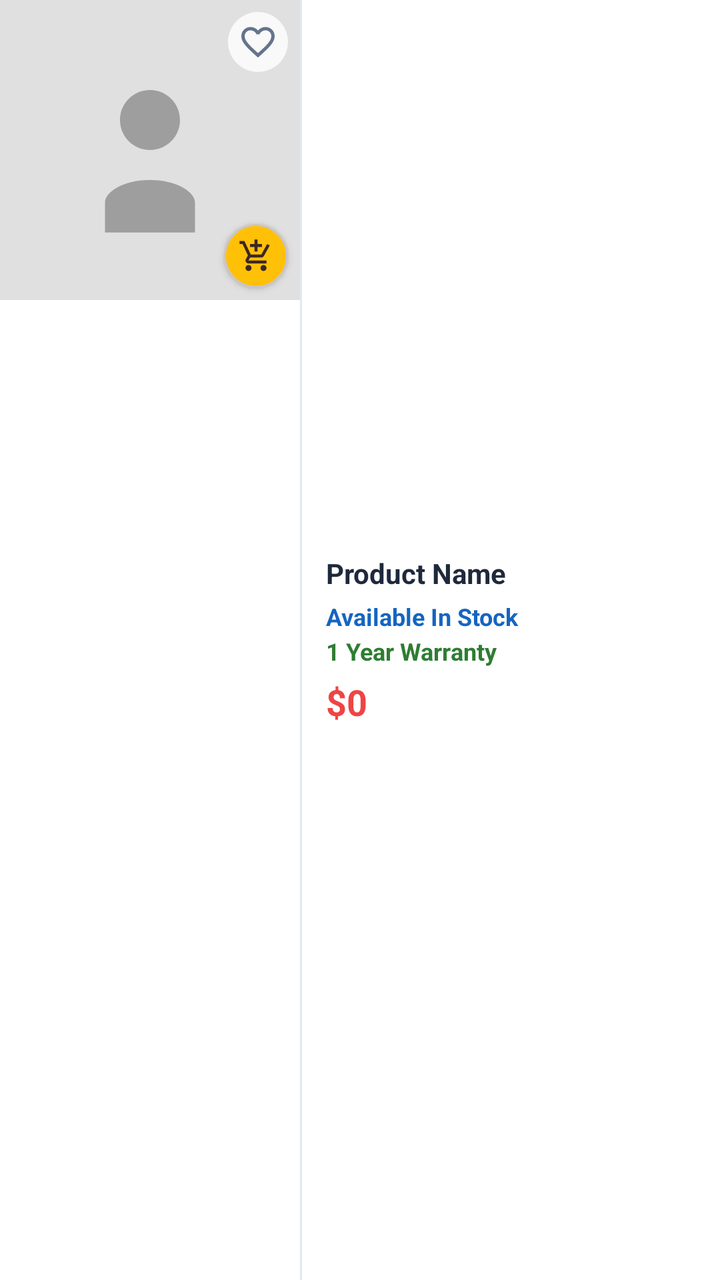
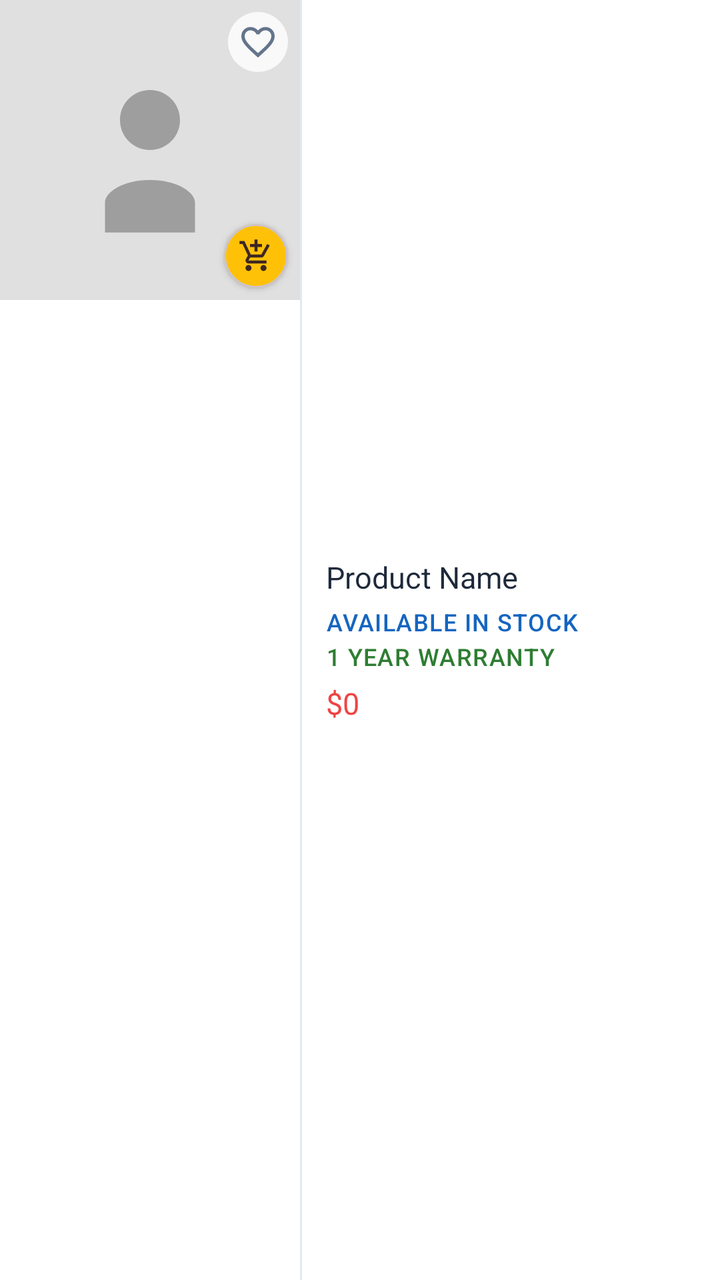

Before-and-after screenshots of an Android layout around one commit, followed by the original layout XML and the change that was made.
<!-- AndroidManifest.xml: application theme Theme.BeckieDealApp -->
<!-- res/layout/product_card_list.xml -->
﻿<?xml version="1.0" encoding="utf-8"?>

<com.google.android.material.card.MaterialCardView
    xmlns:android="http://schemas.android.com/apk/res/android"
    xmlns:app="http://schemas.android.com/apk/res-auto"
    android:layout_width="match_parent"
    android:layout_height="wrap_content"
    android:layout_margin="2dp"
    app:cardCornerRadius="0dp"
    app:cardElevation="0dp"
    app:strokeWidth="0dp"
    app:cardBackgroundColor="@color/surface">

    <LinearLayout
        android:layout_width="match_parent"
        android:layout_height="match_parent"
        android:orientation="horizontal">

        
        <FrameLayout
            android:layout_width="150dp"
            android:layout_height="150dp"
            android:background="@color/card_bg_secondary">

            <ImageView
                android:id="@+id/productImage"
                android:layout_width="match_parent"
                android:layout_height="match_parent"
                android:scaleType="centerCrop"
                android:src="@drawable/placeholder_image" />

            
            <ImageView
                android:id="@+id/favoriteIcon"
                android:layout_width="30dp"
                android:layout_height="30dp"
                android:layout_gravity="top|end"
                android:layout_margin="6dp"
                android:background="@drawable/favorite_background"
                android:padding="5dp"
                android:src="@drawable/ic_favorite_border"
                app:tint="@color/text_secondary" />

            
            <com.google.android.material.card.MaterialCardView
                android:id="@+id/quickAddToCartButton"
                android:layout_width="32dp"
                android:layout_height="32dp"
                android:layout_gravity="bottom|end"
                android:layout_margin="6dp"
                app:cardCornerRadius="16dp"
                app:cardElevation="2dp"
                app:cardBackgroundColor="@color/yellow_star">
                <ImageView
                    android:layout_width="18dp"
                    android:layout_height="18dp"
                    android:layout_gravity="center"
                    android:src="@drawable/add_shopping_cart_24"
                    app:tint="@color/dark_brown" />
            </com.google.android.material.card.MaterialCardView>

        </FrameLayout>

        
        <View
            android:layout_width="1dp"
            android:layout_height="match_parent"
            android:background="@color/border_color" />

        
        <LinearLayout
            android:layout_width="0dp"
            android:layout_height="wrap_content"
            android:layout_weight="1"
            android:layout_gravity="center_vertical"
            android:orientation="vertical"
            android:paddingHorizontal="12dp"
            android:paddingVertical="10dp">

            
            <TextView
                android:id="@+id/productName"
                android:layout_width="match_parent"
                android:layout_height="wrap_content"
                android:text="Product Name"
                android:textColor="@color/text_primary"
                android:textSize="@dimen/text_size_body"
                android:textStyle="bold"
                android:maxLines="2"
                android:ellipsize="end" />

            
            <TextView
                android:id="@+id/productVariant"
                android:layout_width="match_parent"
                android:layout_height="wrap_content"
                android:layout_marginTop="2dp"
                android:text=""
                android:textColor="@color/text_secondary"
                android:textSize="@dimen/text_size_caption"
                android:maxLines="1"
                android:ellipsize="end"
                android:visibility="gone" />

            
            <TextView
                android:id="@+id/stockStatus"
                android:layout_width="wrap_content"
                android:layout_height="wrap_content"
                android:layout_marginTop="4dp"
                android:text="Available In Stock"
                android:textColor="#1565C0"
                android:textSize="@dimen/text_size_caption"
                android:textStyle="bold" />

            
            <TextView
                android:id="@+id/warrantyText"
                android:layout_width="wrap_content"
                android:layout_height="wrap_content"
                android:layout_marginTop="1dp"
                android:text="1 Year Warranty"
                android:textColor="#2E7D32"
                android:textSize="@dimen/text_size_caption"
                android:textStyle="bold" />

            
            <TextView
                android:id="@+id/skuText"
                android:layout_width="wrap_content"
                android:layout_height="wrap_content"
                android:layout_marginTop="1dp"
                android:text=""
                android:textColor="#00897B"
                android:textSize="@dimen/text_size_caption"
                android:textStyle="bold"
                android:visibility="gone" />

            
            <TextView
                android:id="@+id/productPrice"
                android:layout_width="wrap_content"
                android:layout_height="wrap_content"
                android:layout_marginTop="5dp"
                android:text="$0"
                android:textColor="@color/red_error"
                android:textSize="@dimen/text_size_title_small"
                android:textStyle="bold" />

            
            <TextView
                android:id="@+id/productSpecs"
                android:layout_width="match_parent"
                android:layout_height="wrap_content"
                android:layout_marginTop="4dp"
                android:text=""
                android:textColor="@color/text_secondary"
                android:textSize="@dimen/text_size_caption"
                android:lineSpacingMultiplier="1.3"
                android:maxLines="3"
                android:ellipsize="end"
                android:visibility="gone" />

            
            <TextView
                android:id="@+id/freeItemsText"
                android:layout_width="wrap_content"
                android:layout_height="wrap_content"
                android:layout_marginTop="2dp"
                android:text=""
                android:textColor="@color/red_error"
                android:textSize="@dimen/text_size_caption"
                android:textStyle="italic"
                android:visibility="gone" />

        </LinearLayout>

    </LinearLayout>

</com.google.android.material.card.MaterialCardView>
<!-- resources referenced by this layout -->
<resources>
  <dimen name="text_size_body">13sp</dimen>
  <dimen name="text_size_caption">11sp</dimen>
  <dimen name="text_size_title_small">17sp</dimen>
  <style name="Base.Theme.BeckieDealApp" parent="Theme.Material3.DayNight.NoActionBar">
          <item name="colorPrimary">@color/primary</item>
          <item name="colorOnPrimary">@color/on_primary</item>
          <item name="colorPrimaryContainer">@color/primary_container</item>
          <item name="colorOnPrimaryContainer">@color/on_primary_container</item>
          <item name="android:windowBackground">@color/background</item>
          <item name="colorSurface">@color/surface</item>
          <item name="colorOnSurface">@color/on_surface</item>
          
          <item name="bottomNavigationStyle">@style/Widget.App.BottomNavigationView</item>
      </style>
  <style name="Widget.App.Button" parent="Widget.Material3.Button">
          <item name="shapeAppearance">@style/ShapeAppearance.App.Button.Pill</item>
      </style>
  <color name="background">#F8FAFC</color>
  <!-- unchanged entries left out for length: 23 -->
</resources>

<!-- the commit's change to res/layout/product_card_list.xml (unified diff, before → after) -->
@@ -83,9 +83,7 @@
                 android:layout_width="match_parent"
                 android:layout_height="wrap_content"
                 android:text="Product Name"
-                android:textColor="@color/text_primary"
-                android:textSize="@dimen/text_size_body"
-                android:textStyle="bold"
+                android:textAppearance="@style/TextAppearance.App.CardProductName"
                 android:maxLines="2"
                 android:ellipsize="end" />
 
@@ -96,8 +94,9 @@
                 android:layout_height="wrap_content"
                 android:layout_marginTop="2dp"
                 android:text=""
+                android:textAppearance="@style/TextAppearance.App.Label"
+                android:textAllCaps="false"
                 android:textColor="@color/text_secondary"
-                android:textSize="@dimen/text_size_caption"
                 android:maxLines="1"
                 android:ellipsize="end"
                 android:visibility="gone" />
@@ -109,9 +108,8 @@
                 android:layout_height="wrap_content"
                 android:layout_marginTop="4dp"
                 android:text="Available In Stock"
-                android:textColor="#1565C0"
-                android:textSize="@dimen/text_size_caption"
-                android:textStyle="bold" />
+                android:textAppearance="@style/TextAppearance.App.Label"
+                android:textColor="#1565C0" />
 
             
             <TextView
@@ -120,9 +118,8 @@
                 android:layout_height="wrap_content"
                 android:layout_marginTop="1dp"
                 android:text="1 Year Warranty"
-                android:textColor="#2E7D32"
-                android:textSize="@dimen/text_size_caption"
-                android:textStyle="bold" />
+                android:textAppearance="@style/TextAppearance.App.Label"
+                android:textColor="#2E7D32" />
 
             
             <TextView
@@ -131,9 +128,8 @@
                 android:layout_height="wrap_content"
                 android:layout_marginTop="1dp"
                 android:text=""
+                android:textAppearance="@style/TextAppearance.App.Label"
                 android:textColor="#00897B"
-                android:textSize="@dimen/text_size_caption"
-                android:textStyle="bold"
                 android:visibility="gone" />
 
             
@@ -143,9 +139,8 @@
                 android:layout_height="wrap_content"
                 android:layout_marginTop="5dp"
                 android:text="$0"
-                android:textColor="@color/red_error"
-                android:textSize="@dimen/text_size_title_small"
-                android:textStyle="bold" />
+                android:textAppearance="@style/TextAppearance.App.CardPrice"
+                android:textColor="@color/red_error" />
 
             
             <TextView
@@ -154,9 +149,7 @@
                 android:layout_height="wrap_content"
                 android:layout_marginTop="4dp"
                 android:text=""
-                android:textColor="@color/text_secondary"
-                android:textSize="@dimen/text_size_caption"
-                android:lineSpacingMultiplier="1.3"
+                android:textAppearance="@style/TextAppearance.App.Specs"
                 android:maxLines="3"
                 android:ellipsize="end"
                 android:visibility="gone" />
@@ -168,8 +161,9 @@
                 android:layout_height="wrap_content"
                 android:layout_marginTop="2dp"
                 android:text=""
+                android:textAppearance="@style/TextAppearance.App.Label"
+                android:textAllCaps="false"
                 android:textColor="@color/red_error"
-                android:textSize="@dimen/text_size_caption"
                 android:textStyle="italic"
                 android:visibility="gone" />
 
<!-- resource entries referenced after the edit -->
@@ -1,8 +1,31 @@
 <!-- resources referenced by this layout -->
 <resources>
-  <dimen name="text_size_body">13sp</dimen>
-  <dimen name="text_size_caption">11sp</dimen>
-  <dimen name="text_size_title_small">17sp</dimen>
+  <style name="TextAppearance.App.CardPrice" parent="TextAppearance.Material3.BodyLarge">
+          <item name="android:fontFamily">@font/synonym_semibold</item>
+          <item name="android:textSize">15sp</item>
+          <item name="android:letterSpacing">0</item>
+          <item name="android:textColor">@color/text_primary</item>
+      </style>
+  <style name="TextAppearance.App.CardProductName" parent="TextAppearance.Material3.BodyLarge">
+          <item name="android:fontFamily">@font/synonym_medium</item>
+          <item name="android:textSize">15sp</item>
+          <item name="android:letterSpacing">0</item>
+          <item name="android:textColor">@color/text_primary</item>
+      </style>
+  <style name="TextAppearance.App.Label" parent="TextAppearance.Material3.LabelMedium">
+          <item name="android:fontFamily">@font/synonym_medium</item>
+          <item name="android:textSize">12sp</item>
+          <item name="android:letterSpacing">0.04</item>
+          <item name="android:textAllCaps">true</item>
+          <item name="android:textColor">@color/text_secondary</item>
+      </style>
+  <style name="TextAppearance.App.Specs" parent="TextAppearance.Material3.BodySmall">
+          <item name="android:fontFamily">@font/synonym_regular</item>
+          <item name="android:textSize">14sp</item>
+          <item name="android:letterSpacing">0</item>
+          <item name="android:lineSpacingMultiplier">1.5</item>
+          <item name="android:textColor">@color/text_secondary</item>
+      </style>
   <style name="Base.Theme.BeckieDealApp" parent="Theme.Material3.DayNight.NoActionBar">
           <item name="colorPrimary">@color/primary</item>
           <item name="colorOnPrimary">@color/on_primary</item>
@@ -12,12 +35,61 @@
           <item name="colorSurface">@color/surface</item>
           <item name="colorOnSurface">@color/on_surface</item>
           
+          
+          <item name="textAppearanceHeadlineMedium">@style/TextAppearance.App.ScreenTitle</item>
+          <item name="textAppearanceHeadlineSmall">@style/TextAppearance.App.ProductName</item>
+          <item name="textAppearanceTitleLarge">@style/TextAppearance.App.PriceHero</item>
+          <item name="textAppearanceTitleMedium">@style/TextAppearance.App.SectionHeader</item>
+          <item name="textAppearanceBodyLarge">@style/TextAppearance.App.CardProductName</item>
+          <item name="textAppearanceBodyMedium">@style/TextAppearance.App.Body</item>
+          <item name="textAppearanceBodySmall">@style/TextAppearance.App.Specs</item>
+          <item name="textAppearanceLabelMedium">@style/TextAppearance.App.Label</item>
+          <item name="textAppearanceLabelLarge">@style/TextAppearance.App.Button</item>
+          
           <item name="bottomNavigationStyle">@style/Widget.App.BottomNavigationView</item>
       </style>
   <style name="Widget.App.Button" parent="Widget.Material3.Button">
           <item name="shapeAppearance">@style/ShapeAppearance.App.Button.Pill</item>
+          <item name="android:textAppearance">@style/TextAppearance.App.Button</item>
       </style>
-  <color name="background">#F8FAFC</color>
+  <color name="background">#F9F9F7</color>
+  <style name="TextAppearance.App.ScreenTitle" parent="TextAppearance.Material3.HeadlineMedium">
+          <item name="android:fontFamily">@font/amulya_bold</item>
+          <item name="android:textSize">28sp</item>
+          <item name="android:letterSpacing">-0.02</item>
+          <item name="android:textColor">@color/text_primary</item>
+      </style>
+  <style name="TextAppearance.App.ProductName" parent="TextAppearance.Material3.HeadlineSmall">
+          <item name="android:fontFamily">@font/amulya_bold</item>
+          <item name="android:textSize">24sp</item>
+          <item name="android:letterSpacing">-0.02</item>
+          <item name="android:textColor">@color/text_primary</item>
+      </style>
+  <style name="TextAppearance.App.PriceHero" parent="TextAppearance.Material3.TitleLarge">
+          <item name="android:fontFamily">@font/amulya_bold</item>
+          <item name="android:textSize">22sp</item>
+          <item name="android:letterSpacing">-0.01</item>
+          <item name="android:textColor">@color/text_primary</item>
+      </style>
+  <style name="TextAppearance.App.SectionHeader" parent="TextAppearance.Material3.TitleMedium">
+          <item name="android:fontFamily">@font/amulya_bold</item>
+          <item name="android:textSize">18sp</item>
+          <item name="android:letterSpacing">-0.01</item>
+          <item name="android:textColor">@color/text_primary</item>
+      </style>
+  <style name="TextAppearance.App.Body" parent="TextAppearance.Material3.BodyMedium">
+          <item name="android:fontFamily">@font/synonym_regular</item>
+          <item name="android:textSize">15sp</item>
+          <item name="android:letterSpacing">0</item>
+          <item name="android:lineSpacingMultiplier">1.6</item>
+          <item name="android:textColor">@color/text_secondary</item>
+      </style>
+  <style name="TextAppearance.App.Button" parent="TextAppearance.Material3.LabelLarge">
+          <item name="android:fontFamily">@font/synonym_semibold</item>
+          <item name="android:textSize">15sp</item>
+          <item name="android:letterSpacing">0.01</item>
+          <item name="android:textAllCaps">false</item>
+      </style>
   <!-- unchanged entries left out for length: 23 -->
 </resources>
 
